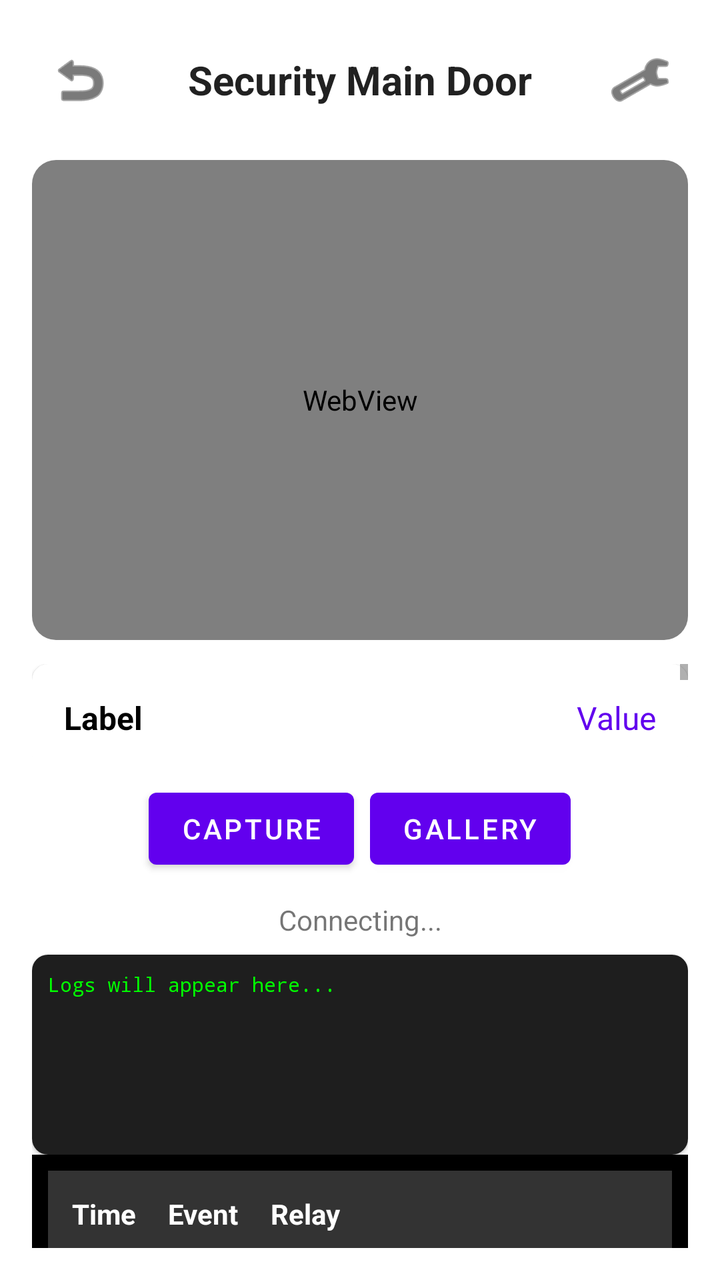
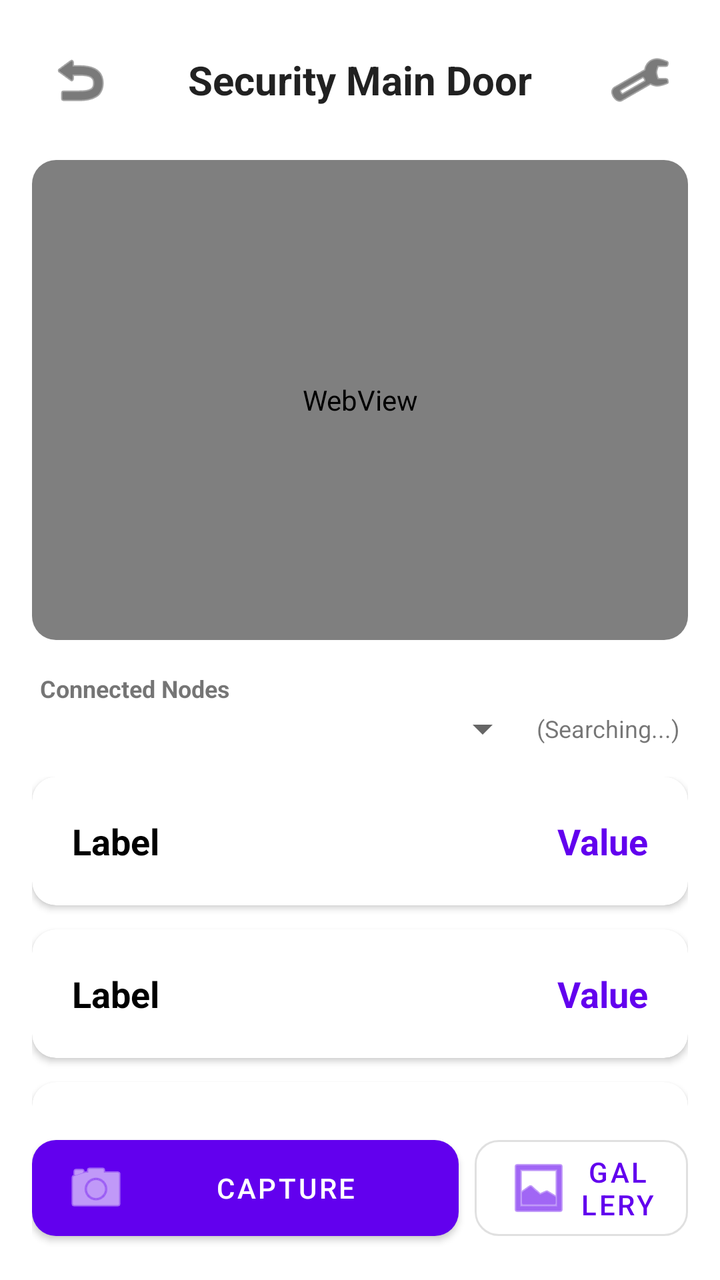

An Android layout rendered at two revisions. The XML below is the earlier revision; the diff shows what the commit changed to produce the second picture.
<!-- AndroidManifest.xml: application theme Theme.Sample -->
<!-- res/layout/activity_security_main_door.xml -->
<?xml version="1.0" encoding="utf-8"?>
<LinearLayout xmlns:android="http://schemas.android.com/apk/res/android"
    xmlns:app="http://schemas.android.com/apk/res-auto"
    android:layout_width="match_parent"
    android:layout_height="match_parent"
    android:orientation="vertical"
    android:padding="16dp"
    android:background="?android:attr/colorBackground">

    <RelativeLayout
        android:layout_width="match_parent"
        android:layout_height="wrap_content"
        android:layout_marginBottom="16dp">

        <ImageButton
            android:id="@+id/btn_back"
            android:layout_width="48dp"
            android:layout_height="48dp"
            android:background="?attr/selectableItemBackgroundBorderless"
            android:src="@android:drawable/ic_menu_revert"
            android:contentDescription="@string/content_desc_back"
            app:tint="?android:attr/textColorPrimary" />

        <TextView
            android:layout_width="wrap_content"
            android:layout_height="wrap_content"
            android:layout_centerInParent="true"
            android:text="@string/title_main_door"
            android:textColor="?android:attr/textColorPrimary"
            android:textSize="20sp"
            android:textStyle="bold" />

        <ImageButton
            android:id="@+id/btn_settings"
            android:layout_width="48dp"
            android:layout_height="48dp"
            android:layout_alignParentEnd="true"
            android:background="?attr/selectableItemBackgroundBorderless"
            android:src="@android:drawable/ic_menu_preferences"
            app:tint="?android:attr/textColorPrimary" />
    </RelativeLayout>

    <com.google.android.material.card.MaterialCardView
        android:layout_width="match_parent"
        android:layout_height="240dp"
        app:cardCornerRadius="12dp"
        android:layout_marginBottom="12dp">

        <WebView
            android:id="@+id/video_stream"
            android:layout_width="match_parent"
            android:layout_height="match_parent"
            android:background="#000000" />
    </com.google.android.material.card.MaterialCardView>

    <ScrollView
        android:layout_width="match_parent"
        android:layout_height="0dp"
        android:layout_weight="1"
        android:layout_marginBottom="12dp">

        <LinearLayout
            android:layout_width="match_parent"
            android:layout_height="wrap_content"
            android:orientation="vertical">

            <include layout="@layout/item_status_row" android:id="@+id/row_pir" />
            <include layout="@layout/item_status_row" android:id="@+id/row_door" />
            <include layout="@layout/item_status_row" android:id="@+id/row_bell" />
            <include layout="@layout/item_status_row" android:id="@+id/row_ldr" />
            <include layout="@layout/item_status_row" android:id="@+id/row_relay" />
            <include layout="@layout/item_status_row" android:id="@+id/row_buzzer" />
            <include layout="@layout/item_status_row" android:id="@+id/row_temp" />
            <include layout="@layout/item_status_row" android:id="@+id/row_pres" />
        </LinearLayout>
    </ScrollView>

    <LinearLayout
        android:layout_width="match_parent"
        android:layout_height="wrap_content"
        android:orientation="horizontal"
        android:gravity="center"
        android:layout_marginBottom="12dp">

        <Button android:id="@+id/btn_capture" android:layout_width="wrap_content" android:layout_height="wrap_content" android:text="Capture" android:layout_marginEnd="8dp" />
        <Button android:id="@+id/btn_gallery" android:layout_width="wrap_content" android:layout_height="wrap_content" android:text="Gallery" />
    </LinearLayout>

    <TextView android:id="@+id/sync_status" android:layout_width="match_parent" android:layout_height="wrap_content" android:gravity="center" android:text="Connecting..." />

    <com.google.android.material.card.MaterialCardView
        android:layout_width="match_parent"
        android:layout_height="100dp"
        android:layout_marginTop="8dp"
        app:cardCornerRadius="8dp"
        app:cardElevation="1dp">

        <ScrollView
            android:id="@+id/log_scroll_view"
            android:layout_width="match_parent"
            android:layout_height="match_parent"
            android:background="#1E1E1E"
            android:padding="8dp">

            <TextView
                android:id="@+id/tv_connection_logs"
                android:layout_width="match_parent"
                android:layout_height="wrap_content"
                android:fontFamily="monospace"
                android:text="Logs will appear here..."
                android:textColor="#00FF00"
                android:textSize="10sp" />
        </ScrollView>
    </com.google.android.material.card.MaterialCardView>

    <ScrollView
        android:layout_width="match_parent"
        android:layout_height="0dp"
        android:layout_weight="1"
        android:background="#000000">

        <TableLayout
            android:id="@+id/history_table"
            android:layout_width="match_parent"
            android:layout_height="wrap_content"
            android:padding="8dp">

            <TableRow android:background="#333333" android:padding="4dp">
                <TextView android:text="Time" android:textColor="#FFFFFF" android:padding="8dp" android:textStyle="bold"/>
                <TextView android:text="Event" android:textColor="#FFFFFF" android:padding="8dp" android:textStyle="bold"/>
                <TextView android:text="Relay" android:textColor="#FFFFFF" android:padding="8dp" android:textStyle="bold"/>
            </TableRow>
        </TableLayout>
    </ScrollView>
</LinearLayout>
<!-- res/layout/item_status_row.xml (included above) -->
<?xml version="1.0" encoding="utf-8"?>
<com.google.android.material.card.MaterialCardView xmlns:android="http://schemas.android.com/apk/res/android"
    xmlns:app="http://schemas.android.com/apk/res-auto"
    android:layout_width="match_parent"
    android:layout_height="wrap_content"
    android:layout_marginBottom="8dp"
    app:cardCornerRadius="8dp"
    app:cardElevation="1dp">

    <LinearLayout
        android:layout_width="match_parent"
        android:layout_height="wrap_content"
        android:orientation="horizontal"
        android:padding="16dp"
        android:gravity="center_vertical">

        <TextView
            android:id="@+id/label"
            android:layout_width="0dp"
            android:layout_height="wrap_content"
            android:layout_weight="1"
            android:text="Label"
            android:textColor="?attr/colorOnSurface"
            android:textStyle="bold"
            android:textSize="16sp" />

        <com.google.android.material.switchmaterial.SwitchMaterial
            android:id="@+id/sensor_switch"
            android:layout_width="wrap_content"
            android:layout_height="wrap_content"
            android:layout_marginEnd="8dp"
            android:visibility="gone" />

        <TextView
            android:id="@+id/value"
            android:layout_width="wrap_content"
            android:layout_height="wrap_content"
            android:text="Value"
            android:textSize="16sp"
            android:textColor="?attr/colorPrimary" />

    </LinearLayout>
</com.google.android.material.card.MaterialCardView>
<!-- resources referenced by this layout -->
<resources>
  <string name="content_desc_back">Back to Menu</string>
  <string name="title_main_door">Security Main Door</string>
  <style name="Theme.Sample" parent="Theme.MaterialComponents.DayNight.NoActionBar">
          
          <item name="colorPrimary">@color/purple_500</item>
          <item name="colorPrimaryVariant">@color/purple_700</item>
          <item name="colorOnPrimary">@color/white</item>
          
          <item name="colorSecondary">@color/teal_200</item>
          <item name="colorSecondaryVariant">@color/teal_700</item>
          <item name="colorOnSecondary">@color/black</item>
          
          <item name="android:statusBarColor">?attr/colorPrimaryVariant</item>
          
      </style>
  <color name="purple_500">#FF6200EE</color>
  <color name="purple_700">#FF3700B3</color>
  <color name="white">#FFFFFFFF</color>
  <color name="teal_200">#FF03DAC5</color>
  <color name="teal_700">#FF018786</color>
  <color name="black">#FF000000</color>
</resources>

<!-- the commit's change to res/layout/activity_security_main_door.xml (unified diff, before → after) -->
@@ -7,6 +7,7 @@
     android:padding="16dp"
     android:background="?android:attr/colorBackground">
 
+    
     <RelativeLayout
         android:layout_width="match_parent"
         android:layout_height="wrap_content"
@@ -18,14 +19,14 @@
             android:layout_height="48dp"
             android:background="?attr/selectableItemBackgroundBorderless"
             android:src="@android:drawable/ic_menu_revert"
-            android:contentDescription="@string/content_desc_back"
+            android:contentDescription="Back"
             app:tint="?android:attr/textColorPrimary" />
 
         <TextView
             android:layout_width="wrap_content"
             android:layout_height="wrap_content"
             android:layout_centerInParent="true"
-            android:text="@string/title_main_door"
+            android:text="Security Main Door"
             android:textColor="?android:attr/textColorPrimary"
             android:textSize="20sp"
             android:textStyle="bold" />
@@ -40,6 +41,7 @@
             app:tint="?android:attr/textColorPrimary" />
     </RelativeLayout>
 
+    
     <com.google.android.material.card.MaterialCardView
         android:layout_width="match_parent"
         android:layout_height="240dp"
@@ -53,85 +55,176 @@
             android:background="#000000" />
     </com.google.android.material.card.MaterialCardView>
 
-    <ScrollView
+    
+    <LinearLayout
+        android:id="@+id/card_ip_sync"
+        android:layout_width="match_parent"
+        android:layout_height="wrap_content"
+        android:orientation="vertical"
+        android:layout_marginBottom="8dp"
+        android:padding="4dp">
+        <TextView
+            android:layout_width="wrap_content"
+            android:layout_height="wrap_content"
+            android:text="Connected Nodes"
+            android:textSize="12sp"
+            android:textStyle="bold" />
+        <LinearLayout
+            android:layout_width="match_parent"
+            android:layout_height="wrap_content"
+            android:orientation="horizontal"
+            android:gravity="center_vertical">
+            <Spinner
+                android:id="@+id/node_selector"
+                android:layout_width="0dp"
+                android:layout_height="wrap_content"
+                android:layout_weight="1" />
+            <TextView
+                android:id="@+id/available_nodes_info"
+                android:layout_width="wrap_content"
+                android:layout_height="wrap_content"
+                android:text=" (Searching...)"
+                android:textSize="12sp" />
+        </LinearLayout>
+    </LinearLayout>
+
+    
+    <androidx.core.widget.NestedScrollView
         android:layout_width="match_parent"
         android:layout_height="0dp"
         android:layout_weight="1"
-        android:layout_marginBottom="12dp">
+        android:fillViewport="true">
 
         <LinearLayout
             android:layout_width="match_parent"
             android:layout_height="wrap_content"
             android:orientation="vertical">
 
+            
             <include layout="@layout/item_status_row" android:id="@+id/row_pir" />
             <include layout="@layout/item_status_row" android:id="@+id/row_door" />
             <include layout="@layout/item_status_row" android:id="@+id/row_bell" />
             <include layout="@layout/item_status_row" android:id="@+id/row_ldr" />
             <include layout="@layout/item_status_row" android:id="@+id/row_relay" />
             <include layout="@layout/item_status_row" android:id="@+id/row_buzzer" />
+            <include layout="@layout/item_status_row" android:id="@+id/row_flash" />
             <include layout="@layout/item_status_row" android:id="@+id/row_temp" />
             <include layout="@layout/item_status_row" android:id="@+id/row_pres" />
+
+            <TextView
+                android:id="@+id/sync_status"
+                android:layout_width="match_parent"
+                android:layout_height="wrap_content"
+                android:gravity="center"
+                android:text="Connecting..."
+                android:padding="8dp" />
+
+            
+            <LinearLayout
+                android:layout_width="match_parent"
+                android:layout_height="wrap_content"
+                android:orientation="horizontal"
+                android:gravity="center"
+                android:layout_marginBottom="12dp">
+
+                <com.google.android.material.button.MaterialButton
+                    android:id="@+id/btn_quick_relay"
+                    style="@style/Widget.MaterialComponents.Button.TextButton.Icon"
+                    android:layout_width="wrap_content"
+                    android:layout_height="wrap_content"
+                    android:text="Relay"
+                    app:icon="@android:drawable/ic_lock_power_off" />
+
+                <com.google.android.material.button.MaterialButton
+                    android:id="@+id/btn_quick_buzzer"
+                    style="@style/Widget.MaterialComponents.Button.TextButton.Icon"
+                    android:layout_width="wrap_content"
+                    android:layout_height="wrap_content"
+                    android:text="Buzzer"
+                    app:icon="@android:drawable/ic_lock_silent_mode" />
+
+                <com.google.android.material.button.MaterialButton
+                    android:id="@+id/btn_quick_flash"
+                    style="@style/Widget.MaterialComponents.Button.TextButton.Icon"
+                    android:layout_width="wrap_content"
+                    android:layout_height="wrap_content"
+                    android:text="Flash"
+                    app:icon="@android:drawable/ic_menu_day" />
+            </LinearLayout>
+
+            
+            <com.google.android.material.card.MaterialCardView
+                android:layout_width="match_parent"
+                android:layout_height="120dp"
+                android:layout_marginBottom="12dp"
+                app:cardCornerRadius="8dp"
+                app:cardElevation="1dp">
+
+                <ScrollView
+                    android:id="@+id/log_scroll_view"
+                    android:layout_width="match_parent"
+                    android:layout_height="match_parent"
+                    android:background="#1E1E1E"
+                    android:padding="8dp">
+
+                    <TextView
+                        android:id="@+id/tv_connection_logs"
+                        android:layout_width="match_parent"
+                        android:layout_height="wrap_content"
+                        android:fontFamily="monospace"
+                        android:text="Logs will appear here..."
+                        android:textColor="#00FF00"
+                        android:textSize="10sp" />
+                </ScrollView>
+            </com.google.android.material.card.MaterialCardView>
+
+            
+            <TableLayout
+                android:id="@+id/history_table"
+                android:layout_width="match_parent"
+                android:layout_height="wrap_content"
+                android:background="#000000"
+                android:padding="8dp"
+                android:layout_marginBottom="16dp">
+
+                <TableRow android:background="#333333" android:padding="4dp">
+                    <TextView android:text="Time" android:textColor="#FFFFFF" android:padding="8dp" android:textStyle="bold"/>
+                    <TextView android:text="Event" android:textColor="#FFFFFF" android:padding="8dp" android:textStyle="bold"/>
+                    <TextView android:text="Relay" android:textColor="#FFFFFF" android:padding="8dp" android:textStyle="bold"/>
+                </TableRow>
+            </TableLayout>
         </LinearLayout>
-    </ScrollView>
-
+    </androidx.core.widget.NestedScrollView>
+
+    
     <LinearLayout
         android:layout_width="match_parent"
         android:layout_height="wrap_content"
         android:orientation="horizontal"
-        android:gravity="center"
-        android:layout_marginBottom="12dp">
-
-        <Button android:id="@+id/btn_capture" android:layout_width="wrap_content" android:layout_height="wrap_content" android:text="Capture" android:layout_marginEnd="8dp" />
-        <Button android:id="@+id/btn_gallery" android:layout_width="wrap_content" android:layout_height="wrap_content" android:text="Gallery" />
+        android:paddingTop="8dp"
+        android:gravity="center">
+
+        <com.google.android.material.button.MaterialButton
+            android:id="@+id/btn_capture"
+            android:layout_width="0dp"
+            android:layout_height="60dp"
+            android:layout_weight="2"
+            android:text="Capture"
+            app:cornerRadius="12dp"
+            android:layout_marginEnd="8dp"
+            app:icon="@android:drawable/ic_menu_camera" />
+
+        <com.google.android.material.button.MaterialButton
+            android:id="@+id/btn_gallery"
+            style="@style/Widget.MaterialComponents.Button.OutlinedButton"
+            android:layout_width="0dp"
+            android:layout_height="60dp"
+            android:layout_weight="1"
+            android:text="Gallery"
+            app:cornerRadius="12dp"
+            app:icon="@android:drawable/ic_menu_gallery" />
     </LinearLayout>
 
-    <TextView android:id="@+id/sync_status" android:layout_width="match_parent" android:layout_height="wrap_content" android:gravity="center" android:text="Connecting..." />
-
-    <com.google.android.material.card.MaterialCardView
-        android:layout_width="match_parent"
-        android:layout_height="100dp"
-        android:layout_marginTop="8dp"
-        app:cardCornerRadius="8dp"
-        app:cardElevation="1dp">
-
-        <ScrollView
-            android:id="@+id/log_scroll_view"
-            android:layout_width="match_parent"
-            android:layout_height="match_parent"
-            android:background="#1E1E1E"
-            android:padding="8dp">
-
-            <TextView
-                android:id="@+id/tv_connection_logs"
-                android:layout_width="match_parent"
-                android:layout_height="wrap_content"
-                android:fontFamily="monospace"
-                android:text="Logs will appear here..."
-                android:textColor="#00FF00"
-                android:textSize="10sp" />
-        </ScrollView>
-    </com.google.android.material.card.MaterialCardView>
-
-    <ScrollView
-        android:layout_width="match_parent"
-        android:layout_height="0dp"
-        android:layout_weight="1"
-        android:background="#000000">
-
-        <TableLayout
-            android:id="@+id/history_table"
-            android:layout_width="match_parent"
-            android:layout_height="wrap_content"
-            android:padding="8dp">
-
-            <TableRow android:background="#333333" android:padding="4dp">
-                <TextView android:text="Time" android:textColor="#FFFFFF" android:padding="8dp" android:textStyle="bold"/>
-                <TextView android:text="Event" android:textColor="#FFFFFF" android:padding="8dp" android:textStyle="bold"/>
-                <TextView android:text="Relay" android:textColor="#FFFFFF" android:padding="8dp" android:textStyle="bold"/>
-            </TableRow>
-        </TableLayout>
-    </ScrollView>
 </LinearLayout>
 <!-- res/layout/item_status_row.xml (included above) -->
 <?xml version="1.0" encoding="utf-8"?>
@@ -139,15 +232,15 @@
     xmlns:app="http://schemas.android.com/apk/res-auto"
     android:layout_width="match_parent"
     android:layout_height="wrap_content"
-    android:layout_marginBottom="8dp"
-    app:cardCornerRadius="8dp"
-    app:cardElevation="1dp">
+    android:layout_marginBottom="12dp"
+    app:cardCornerRadius="12dp"
+    app:cardElevation="2dp">
 
     <LinearLayout
         android:layout_width="match_parent"
         android:layout_height="wrap_content"
         android:orientation="horizontal"
-        android:padding="16dp"
+        android:padding="20dp"
         android:gravity="center_vertical">
 
         <TextView
@@ -158,13 +251,15 @@
             android:text="Label"
             android:textColor="?attr/colorOnSurface"
             android:textStyle="bold"
-            android:textSize="16sp" />
+            android:textSize="18sp" />
 
         <com.google.android.material.switchmaterial.SwitchMaterial
             android:id="@+id/sensor_switch"
             android:layout_width="wrap_content"
             android:layout_height="wrap_content"
-            android:layout_marginEnd="8dp"
+            android:layout_marginEnd="12dp"
+            android:scaleX="1.1"
+            android:scaleY="1.1"
             android:visibility="gone" />
 
         <TextView
@@ -172,7 +267,8 @@
             android:layout_width="wrap_content"
             android:layout_height="wrap_content"
             android:text="Value"
-            android:textSize="16sp"
+            android:textSize="18sp"
+            android:textStyle="bold"
             android:textColor="?attr/colorPrimary" />
 
     </LinearLayout>
<!-- resource entries referenced after the edit -->
@@ -1,7 +1,5 @@
 <!-- resources referenced by this layout -->
 <resources>
-  <string name="content_desc_back">Back to Menu</string>
-  <string name="title_main_door">Security Main Door</string>
   <style name="Theme.Sample" parent="Theme.MaterialComponents.DayNight.NoActionBar">
           
           <item name="colorPrimary">@color/purple_500</item>
